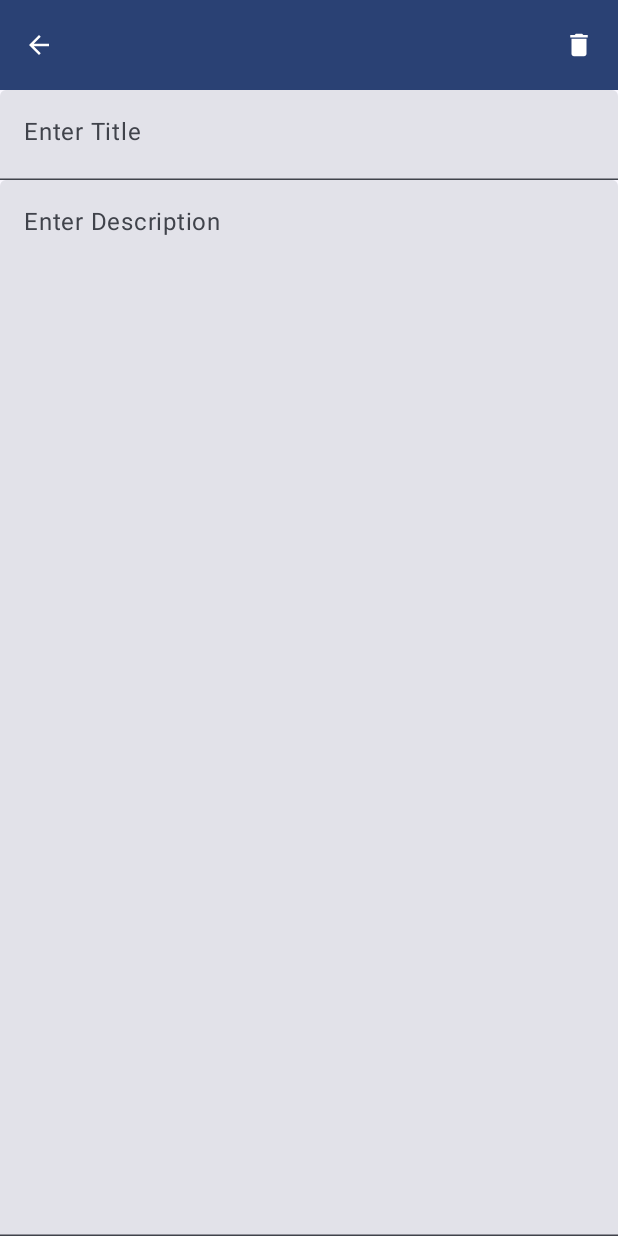
After one commit to DarshanARahate/NotesAppUsingComposeCleanArchitecureMVVM, an Android app built with Jetpack Compose: the AddNoteScreen screen opened through its navigation route, on a phone screen of 412 x 824 dp. The commit adds this screen. Run offline under Robolectric (Android 15) with nearby library versions, the phone set to English and light mode, and no system bars.

Commit message:
Notes App - Add Note Screen and Viewmodel implemented

```diff
--- a/app/src/main/java/com/compose/notesapp/MainActivity.kt
+++ b/app/src/main/java/com/compose/notesapp/MainActivity.kt
@@ -2,50 +2,61 @@ package com.compose.notesapp
 
 import android.annotation.SuppressLint
 import android.os.Bundle
+import android.util.Log
 import androidx.activity.ComponentActivity
 import androidx.activity.compose.setContent
 import androidx.activity.enableEdgeToEdge
 import androidx.compose.foundation.layout.fillMaxSize
+import androidx.compose.foundation.layout.padding
 import androidx.compose.material3.MaterialTheme
 import androidx.compose.material3.Surface
-import androidx.compose.material3.Text
-import androidx.compose.runtime.Composable
 import androidx.compose.ui.Modifier
-import androidx.compose.ui.tooling.preview.Preview
+import androidx.compose.ui.unit.dp
+import androidx.navigation.compose.NavHost
+import androidx.navigation.compose.composable
+import androidx.navigation.compose.rememberNavController
+import com.compose.notesapp.addnotes.AddNoteScreen
 import com.compose.notesapp.home.HomeScreen
 import com.compose.notesapp.ui.theme.NotesAppUsingComposeCleanArchitecureMVVMTheme
+import com.compose.notesapp.util.Routes
 
 class MainActivity : ComponentActivity() {
+
+    private val TAG = "MainActivity"
 
     @SuppressLint("UnusedMaterial3ScaffoldPaddingParameter")
     override fun onCreate(savedInstanceState: Bundle?) {
         super.onCreate(savedInstanceState)
-        enableEdgeToEdge()
+//        enableEdgeToEdge()
         setContent {
             NotesAppUsingComposeCleanArchitecureMVVMTheme {
                 Surface(
                     modifier = Modifier.fillMaxSize(),
                     color = MaterialTheme.colorScheme.background
                 ) {
-                    HomeScreen()
+                    val navController = rememberNavController()
+
+                    NavHost(
+                        startDestination = Routes.HOME,
+                        navController = navController
+                    ) {
+                        composable(Routes.HOME) {
+                            HomeScreen(
+                                navigateNext = { route ->
+                                    navController.navigate(route)
+                                }
+                            )
+                        }
+                        composable(Routes.ADD_NOTE) {
+                            AddNoteScreen(
+                                navigateBack = {
+                                    Log.d(TAG, "navigateBack: $it")
+                                }
+                            )
+                        }
+                    }
                 }
             }
         }
     }
 }
-
-@Composable
-fun Greeting(name: String, modifier: Modifier = Modifier) {
-    Text(
-        text = "Hello $name!",
-        modifier = modifier
-    )
-}
-
-@Preview(showBackground = true)
-@Composable
-fun GreetingPreview() {
-    NotesAppUsingComposeCleanArchitecureMVVMTheme {
-        Greeting("Android")
-    }
-}
--- /dev/null
+++ b/app/src/main/java/com/compose/notesapp/addnotes/AddNoteScreen.kt
@@ -0,0 +1,121 @@
+package com.compose.notesapp.addnotes
+
+import androidx.compose.foundation.background
+import androidx.compose.foundation.clickable
+import androidx.compose.foundation.layout.Arrangement
+import androidx.compose.foundation.layout.Column
+import androidx.compose.foundation.layout.Row
+import androidx.compose.foundation.layout.fillMaxSize
+import androidx.compose.foundation.layout.fillMaxWidth
+import androidx.compose.foundation.layout.padding
+import androidx.compose.foundation.layout.size
+import androidx.compose.material3.Icon
+import androidx.compose.material3.LocalTextStyle
+import androidx.compose.material3.MaterialTheme
+import androidx.compose.material3.Surface
+import androidx.compose.material3.Text
+import androidx.compose.material3.TextField
+import androidx.compose.runtime.Composable
+import androidx.compose.runtime.LaunchedEffect
+import androidx.compose.runtime.collectAsState
+import androidx.compose.ui.Alignment
+import androidx.compose.ui.Modifier
+import androidx.compose.ui.graphics.Color
+import androidx.compose.ui.res.painterResource
+import androidx.compose.ui.tooling.preview.Preview
+import androidx.compose.ui.unit.dp
+import androidx.compose.ui.unit.sp
+import com.compose.notesapp.R
+import com.compose.notesapp.models.NoteModel
+import androidx.lifecycle.viewmodel.compose.viewModel
+import com.compose.notesapp.ui.theme.NotesAppUsingComposeCleanArchitecureMVVMTheme
+import kotlinx.coroutines.flow.collectLatest
+
+
+@Composable
+fun AddNoteScreen(
+    viewModel: AddNoteViewModel = viewModel(),
+    navigateBack: (NoteModel) -> Unit
+) {
+
+    val title = viewModel.title.collectAsState()
+    val description = viewModel.description.collectAsState()
+
+    LaunchedEffect(key1 = true) {
+        viewModel.event.collectLatest { event ->
+            when (event) {
+                is AddNoteViewModel.Event.NavigateBack -> navigateBack(event.note)
+            }
+        }
+    }
+
+    Column(modifier = Modifier.fillMaxSize()) {
+        Row(
+            modifier = Modifier
+                .fillMaxWidth()
+                .background(
+                    color = MaterialTheme.colorScheme.primary
+                )
+                .padding(
+                    horizontal = 16.dp,
+                    vertical = 20.dp
+                ),
+            verticalAlignment = Alignment.CenterVertically,
+            horizontalArrangement = Arrangement.SpaceBetween
+        ) {
+            Icon(
+                painter = painterResource(id = R.drawable.baseline_arrow_back_24),
+                contentDescription = "",
+                modifier = Modifier
+                    .size(20.dp)
+                    .clickable {
+                        viewModel.backIconOnClick()
+                    },
+                tint = Color.White
+            )
+            Icon(
+                painter = painterResource(id = R.drawable.baseline_delete_24),
+                contentDescription = "",
+                modifier = Modifier.size(20.dp),
+                tint = Color.White
+            )
+        }
+
+        TextField(
+            value = title.value,
+            onValueChange = {
+                viewModel.titleOnValueChange(it)
+            },
+            modifier = Modifier.fillMaxWidth(),
+            placeholder = {
+                Text(text = "Enter Title")
+            },
+            textStyle = LocalTextStyle.current.copy(
+                fontSize = 24.sp
+            )
+        )
+
+        TextField(value = description.value, onValueChange = {
+            viewModel.descriptionOnValueChange(it)
+        },
+            modifier = Modifier
+                .fillMaxWidth()
+                .weight(1f),
+            placeholder = {
+                Text(text = "Enter Description")
+            })
+    }
+
+}
+
+@Preview(showSystemUi = true)
+@Composable
+private fun AddNoteScreenPreview() {
+    NotesAppUsingComposeCleanArchitecureMVVMTheme {
+        Surface {
+            AddNoteScreen() {
+
+            }
+        }
+    }
+}
--- /dev/null
+++ b/app/src/main/java/com/compose/notesapp/addnotes/AddNoteViewModel.kt
@@ -0,0 +1,53 @@
+package com.compose.notesapp.addnotes
+
+import android.util.Log
+import androidx.lifecycle.ViewModel
+import androidx.lifecycle.viewModelScope
+import com.compose.notesapp.models.NoteModel
+import kotlinx.coroutines.Dispatchers
+import kotlinx.coroutines.flow.MutableSharedFlow
+import kotlinx.coroutines.flow.MutableStateFlow
+import kotlinx.coroutines.flow.asSharedFlow
+import kotlinx.coroutines.flow.asStateFlow
+import kotlinx.coroutines.launch
+
+class AddNoteViewModel : ViewModel() {
+
+    private val TAG = "AddNoteViewModel"
+
+    private var _title = MutableStateFlow("")
+    val title = _title.asStateFlow()
+    private var _description = MutableStateFlow("")
+    val description = _description.asStateFlow()
+
+    private val _event = MutableSharedFlow<Event>()
+    val event = _event.asSharedFlow()
+
+    fun titleOnValueChange(value: String) {
+        Log.d(TAG, "titleOnValueChange: $value")
+    }
+
+    fun descriptionOnValueChange(value: String) {
+        _description.value = value
+    }
+
+    fun backIconOnClick() {
+        val noteModel = NoteModel(
+            id = -1,
+            title = _title.value,
+            description = _description.value
+        )
+
+        //save note
+
+
+        //Navigate Back
+        viewModelScope.launch (Dispatchers.Main) {
+            _event.emit(Event.NavigateBack(noteModel))
+        }
+    }
+
+    sealed class Event {
+        data class NavigateBack(val note: NoteModel) : Event()
+    }
+}
--- /dev/null
+++ b/app/src/main/java/com/compose/notesapp/util/Routes.kt
@@ -0,0 +1,6 @@
+package com.compose.notesapp.util
+
+object Routes {
+    const val HOME = "Home"
+    const val ADD_NOTE = "AddNote"
+}
--- /dev/null
+++ b/app/src/main/res/drawable/baseline_arrow_back_24.xml
@@ -0,0 +1,5 @@
+<vector xmlns:android="http://schemas.android.com/apk/res/android" android:autoMirrored="true" android:height="24dp" android:tint="#000000" android:viewportHeight="24" android:viewportWidth="24" android:width="24dp">
+
+    <path android:fillColor="@android:color/white" android:pathData="M20,11H7.83l5.59,-5.59L12,4l-8,8 8,8 1.41,-1.41L7.83,13H20v-2z"/>
+
+</vector>
--- /dev/null
+++ b/app/src/main/res/drawable/baseline_delete_24.xml
@@ -0,0 +1,5 @@
+<vector xmlns:android="http://schemas.android.com/apk/res/android" android:height="24dp" android:tint="#000000" android:viewportHeight="24" android:viewportWidth="24" android:width="24dp">
+
+    <path android:fillColor="@android:color/white" android:pathData="M6,19c0,1.1 0.9,2 2,2h8c1.1,0 2,-0.9 2,-2V7H6v12zM19,4h-3.5l-1,-1h-5l-1,1H5v2h14V4z"/>
+
+</vector>
```
Also changed, not shown: app/build.gradle.kts (+11 -0 lines), app/src/main/java/com/compose/notesapp/home/HomeScreen.kt (+8 -5 lines).
